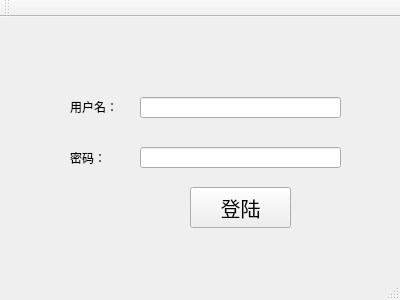
Old version of the form Instant-messenger_client/mainwindow.ui in the repository lemon-1997/Instant-messenger.
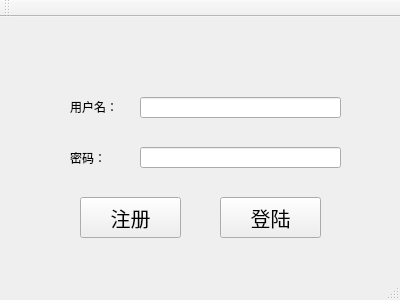
New version of the form.

The edit to the form file:
```diff
--- a/Instant-messenger_client/mainwindow.ui
+++ b/Instant-messenger_client/mainwindow.ui
@@ -66,8 +66,8 @@
    <widget class="QPushButton" name="pushButton_login">
     <property name="geometry">
      <rect>
-      <x>190</x>
-      <y>170</y>
+      <x>220</x>
+      <y>180</y>
       <width>101</width>
       <height>41</height>
      </rect>
@@ -88,6 +88,25 @@
      </size>
     </property>
    </widget>
+   <widget class="QPushButton" name="pushButton_signup">
+    <property name="geometry">
+     <rect>
+      <x>80</x>
+      <y>180</y>
+      <width>101</width>
+      <height>41</height>
+     </rect>
+    </property>
+    <property name="font">
+     <font>
+      <family>楷体</family>
+      <pointsize>15</pointsize>
+     </font>
+    </property>
+    <property name="text">
+     <string>注册</string>
+    </property>
+   </widget>
   </widget>
   <widget class="QMenuBar" name="menuBar">
    <property name="geometry">
```
